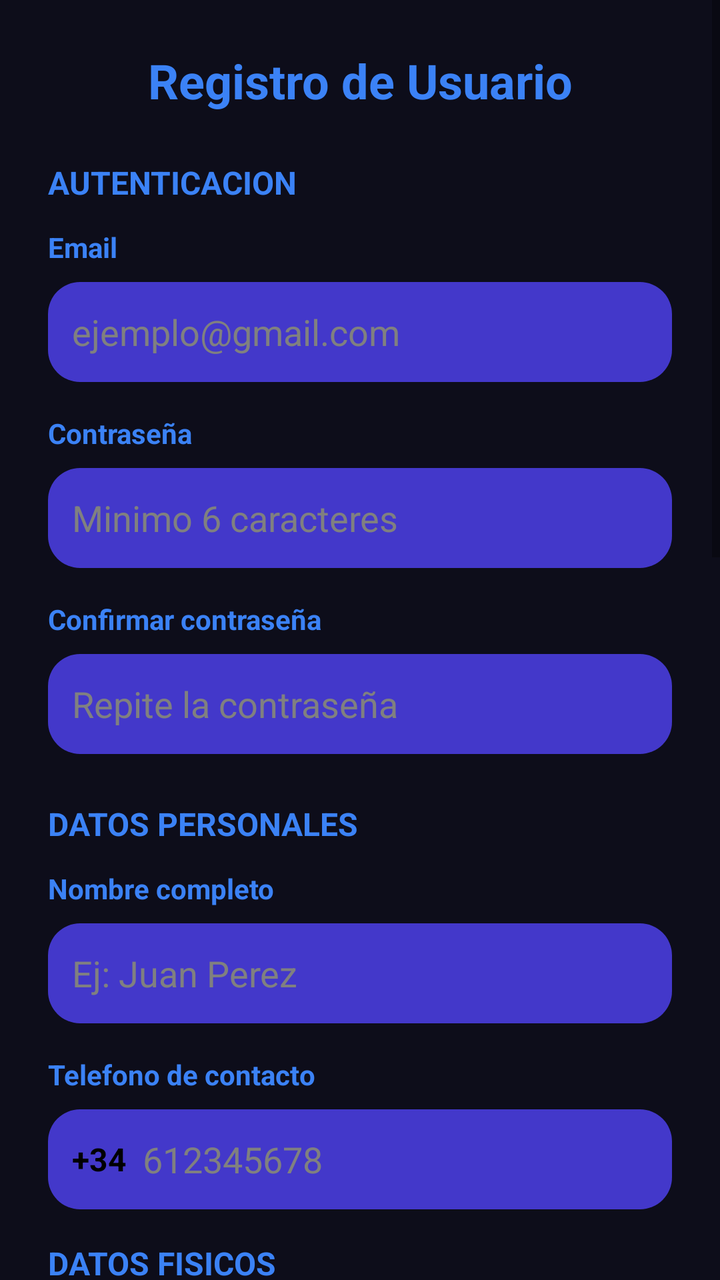
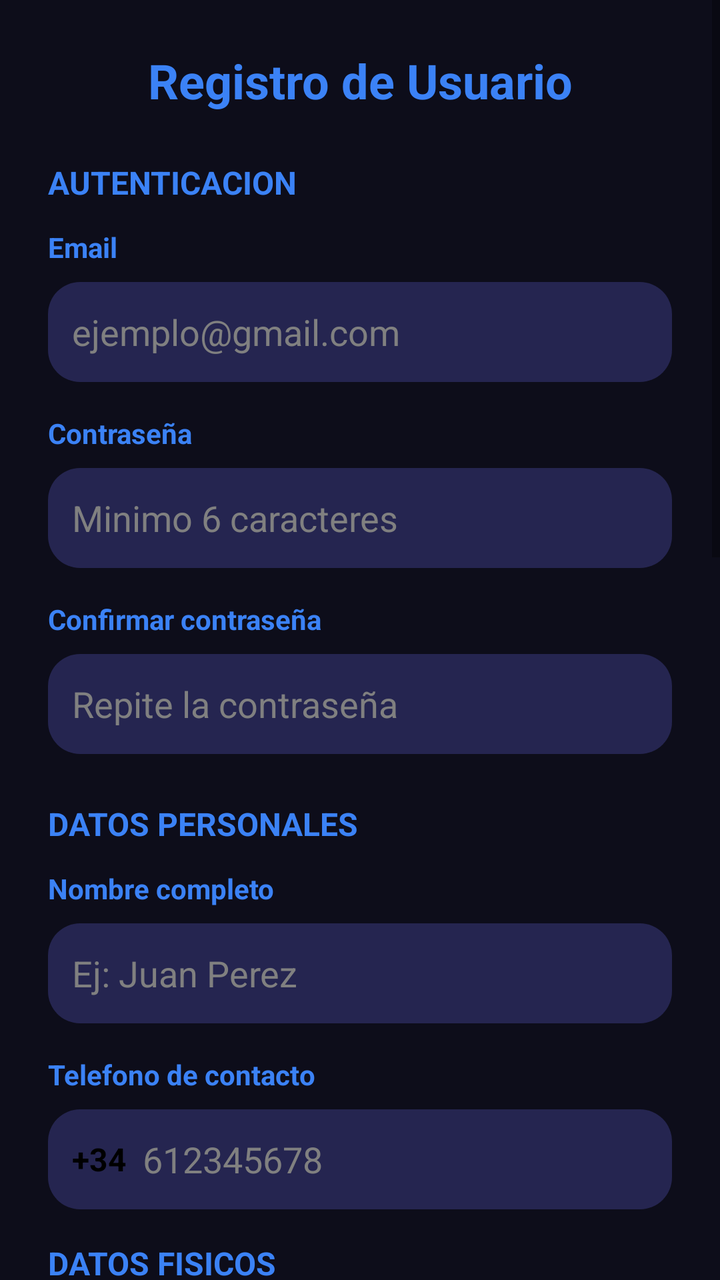

Screens rendered from an Android XML layout before and after an edit, with the pre-edit source and the edit as a unified diff.
<!-- AndroidManifest.xml: application theme Theme.GimnasioPro -->
<!-- res/layout/activity_register_cliente.xml -->
<?xml version="1.0" encoding="utf-8"?>

<ScrollView xmlns:android="http://schemas.android.com/apk/res/android"
    android:layout_width="match_parent"
    android:layout_height="match_parent"
    android:background="@color/dark_green_background"
    android:fillViewport="true">

    <LinearLayout
        android:layout_width="match_parent"
        android:layout_height="wrap_content"
        android:orientation="vertical"
        android:padding="24dp">

        <TextView
            android:layout_width="match_parent"
            android:layout_height="wrap_content"
            android:text="Registro de Usuario"
            android:textSize="24sp"
            android:textStyle="bold"
            android:textColor="@color/accent_blue"
            android:gravity="center"
            android:layout_marginBottom="24dp" />

        <TextView
            android:layout_width="match_parent"
            android:layout_height="wrap_content"
            android:text="AUTENTICACION"
            android:textSize="16sp"
            android:textColor="@color/accent_blue"
            android:textStyle="bold"
            android:layout_marginBottom="12dp" />

        <TextView
            android:layout_width="match_parent"
            android:layout_height="wrap_content"
            android:text="Email"
            android:textSize="14sp"
            android:textColor="@color/accent_blue"
            android:textStyle="bold"
            android:layout_marginBottom="8dp" />

        <EditText
            android:id="@+id/etEmail"
            android:layout_width="match_parent"
            android:layout_height="50dp"
            android:hint="ejemplo@gmail.com"
            android:textColor="#000000"
            android:textColorHint="#808080"
            android:background="@drawable/bg_card_trainer"
            android:padding="12dp"
            android:inputType="textEmailAddress"
            android:maxLines="1"
            android:layout_marginBottom="16dp" />

        <TextView
            android:layout_width="match_parent"
            android:layout_height="wrap_content"
            android:text="Contraseña"
            android:textSize="14sp"
            android:textColor="@color/accent_blue"
            android:textStyle="bold"
            android:layout_marginBottom="8dp" />

        <EditText
            android:id="@+id/etPassword"
            android:layout_width="match_parent"
            android:layout_height="50dp"
            android:hint="Minimo 6 caracteres"
            android:textColor="#000000"
            android:textColorHint="#808080"
            android:background="@drawable/bg_card_trainer"
            android:padding="12dp"
            android:inputType="textPassword"
            android:maxLines="1"
            android:layout_marginBottom="16dp" />

        <TextView
            android:layout_width="match_parent"
            android:layout_height="wrap_content"
            android:text="Confirmar contraseña"
            android:textSize="14sp"
            android:textColor="@color/accent_blue"
            android:textStyle="bold"
            android:layout_marginBottom="8dp" />

        <EditText
            android:id="@+id/etPasswordConfirm"
            android:layout_width="match_parent"
            android:layout_height="50dp"
            android:hint="Repite la contraseña"
            android:textColor="#000000"
            android:textColorHint="#808080"
            android:background="@drawable/bg_card_trainer"
            android:padding="12dp"
            android:inputType="textPassword"
            android:maxLines="1"
            android:layout_marginBottom="24dp" />

        <TextView
            android:layout_width="match_parent"
            android:layout_height="wrap_content"
            android:text="DATOS PERSONALES"
            android:textSize="16sp"
            android:textColor="@color/accent_blue"
            android:textStyle="bold"
            android:layout_marginBottom="12dp" />

        <TextView
            android:layout_width="match_parent"
            android:layout_height="wrap_content"
            android:text="Nombre completo"
            android:textSize="14sp"
            android:textColor="@color/accent_blue"
            android:textStyle="bold"
            android:layout_marginBottom="8dp" />

        <EditText
            android:id="@+id/etNombre"
            android:layout_width="match_parent"
            android:layout_height="50dp"
            android:hint="Ej: Juan Perez"
            android:textColor="#000000"
            android:textColorHint="#808080"
            android:background="@drawable/bg_card_trainer"
            android:padding="12dp"
            android:inputType="textPersonName"
            android:maxLines="1"
            android:layout_marginBottom="16dp" />

        <TextView
            android:layout_width="match_parent"
            android:layout_height="wrap_content"
            android:text="Telefono de contacto"
            android:textSize="14sp"
            android:textColor="@color/accent_blue"
            android:textStyle="bold"
            android:layout_marginBottom="8dp" />

        <LinearLayout
            android:layout_width="match_parent"
            android:layout_height="50dp"
            android:orientation="horizontal"
            android:gravity="center_vertical"
            android:background="@drawable/bg_card_trainer"
            android:paddingStart="12dp"
            android:paddingEnd="12dp"
            android:layout_marginBottom="16dp">

            <TextView
                android:layout_width="wrap_content"
                android:layout_height="wrap_content"
                android:text="+34"
                android:textSize="16sp"
                android:textColor="#000000"
                android:textStyle="bold"
                android:paddingEnd="8dp" />

            <EditText
                android:id="@+id/etTelefono"
                android:layout_width="0dp"
                android:layout_height="match_parent"
                android:layout_weight="1"
                android:hint="612345678"
                android:textColor="#000000"
                android:textColorHint="#808080"
                android:background="@null"
                android:inputType="phone"
                android:maxLength="9"
                android:maxLines="1" />
        </LinearLayout>

        <TextView
            android:layout_width="match_parent"
            android:layout_height="wrap_content"
            android:text="DATOS FISICOS"
            android:textSize="16sp"
            android:textColor="@color/accent_blue"
            android:textStyle="bold"
            android:layout_marginBottom="12dp" />

        <LinearLayout
            android:layout_width="match_parent"
            android:layout_height="wrap_content"
            android:orientation="horizontal"
            android:layout_marginBottom="16dp">

            <LinearLayout
                android:layout_width="0dp"
                android:layout_height="wrap_content"
                android:layout_weight="1"
                android:orientation="vertical"
                android:layout_marginEnd="8dp">

                <TextView
                    android:layout_width="match_parent"
                    android:layout_height="wrap_content"
                    android:text="Peso (kg)"
                    android:textSize="14sp"
                    android:textColor="@color/accent_blue"
                    android:textStyle="bold"
                    android:layout_marginBottom="8dp" />

                <EditText
                    android:id="@+id/etPeso"
                    android:layout_width="match_parent"
                    android:layout_height="50dp"
                    android:hint="75.5"
                    android:textColor="#000000"
                    android:textColorHint="#808080"
                    android:background="@drawable/bg_card_trainer"
                    android:padding="12dp"
                    android:inputType="numberDecimal"
                    android:maxLines="1" />
            </LinearLayout>

            <LinearLayout
                android:layout_width="0dp"
                android:layout_height="wrap_content"
                android:layout_weight="1"
                android:orientation="vertical"
                android:layout_marginStart="8dp">

                <TextView
                    android:layout_width="match_parent"
                    android:layout_height="wrap_content"
                    android:text="Altura (cm)"
                    android:textSize="14sp"
                    android:textColor="@color/accent_blue"
                    android:textStyle="bold"
                    android:layout_marginBottom="8dp" />

                <EditText
                    android:id="@+id/etAltura"
                    android:layout_width="match_parent"
                    android:layout_height="50dp"
                    android:hint="175"
                    android:textColor="#000000"
                    android:textColorHint="#808080"
                    android:background="@drawable/bg_card_trainer"
                    android:padding="12dp"
                    android:inputType="numberDecimal"
                    android:maxLines="1" />
            </LinearLayout>
        </LinearLayout>

        <TextView
            android:layout_width="match_parent"
            android:layout_height="wrap_content"
            android:text="Edad"
            android:textSize="14sp"
            android:textColor="@color/accent_blue"
            android:textStyle="bold"
            android:layout_marginBottom="8dp" />

        <EditText
            android:id="@+id/etEdad"
            android:layout_width="match_parent"
            android:layout_height="50dp"
            android:hint="25"
            android:textColor="#000000"
            android:textColorHint="#808080"
            android:background="@drawable/bg_card_trainer"
            android:padding="12dp"
            android:inputType="number"
            android:maxLines="1"
            android:layout_marginBottom="16dp" />

        <TextView
            android:layout_width="match_parent"
            android:layout_height="wrap_content"
            android:text="Genero"
            android:textSize="14sp"
            android:textColor="@color/accent_blue"
            android:textStyle="bold"
            android:layout_marginBottom="8dp" />

        <Spinner
            android:id="@+id/spinnerGenero"
            android:layout_width="match_parent"
            android:layout_height="50dp"
            android:background="@drawable/bg_card_trainer"
            android:paddingStart="12dp"
            android:paddingEnd="12dp"
            android:entries="@array/generos"
            android:layout_marginBottom="16dp" />

        <TextView
            android:layout_width="match_parent"
            android:layout_height="wrap_content"
            android:text="OBJETIVO"
            android:textSize="16sp"
            android:textColor="@color/accent_blue"
            android:textStyle="bold"
            android:layout_marginBottom="12dp" />

        <TextView
            android:layout_width="match_parent"
            android:layout_height="wrap_content"
            android:text="Que quieres conseguir"
            android:textSize="14sp"
            android:textColor="@color/accent_blue"
            android:textStyle="bold"
            android:layout_marginBottom="8dp" />

        <Spinner
            android:id="@+id/spinnerObjetivo"
            android:layout_width="match_parent"
            android:layout_height="50dp"
            android:background="@drawable/bg_card_trainer"
            android:paddingStart="12dp"
            android:paddingEnd="12dp"
            android:entries="@array/objetivos"
            android:layout_marginBottom="16dp" />

        <TextView
            android:layout_width="match_parent"
            android:layout_height="wrap_content"
            android:text="Nivel de experiencia"
            android:textSize="14sp"
            android:textColor="@color/accent_blue"
            android:textStyle="bold"
            android:layout_marginBottom="8dp" />

        <Spinner
            android:id="@+id/spinnerNivel"
            android:layout_width="match_parent"
            android:layout_height="50dp"
            android:background="@drawable/bg_card_trainer"
            android:paddingStart="12dp"
            android:paddingEnd="12dp"
            android:entries="@array/niveles"
            android:layout_marginBottom="16dp" />

        <TextView
            android:layout_width="match_parent"
            android:layout_height="wrap_content"
            android:text="Foto de perfil (opcional)"
            android:textSize="14sp"
            android:textColor="@color/text_light_gray"
            android:textStyle="bold"
            android:layout_marginBottom="8dp" />

        <LinearLayout
            android:layout_width="match_parent"
            android:layout_height="wrap_content"
            android:orientation="horizontal"
            android:gravity="center_vertical"
            android:layout_marginBottom="24dp">

            <ImageView
                android:id="@+id/ivFotoPerfil"
                android:layout_width="80dp"
                android:layout_height="80dp"
                android:background="@drawable/bg_card_trainer"
                android:scaleType="centerCrop"
                android:src="@android:drawable/ic_menu_gallery"
                android:contentDescription="Foto de perfil" />

            <Button
                android:id="@+id/btnSeleccionarFoto"
                android:layout_width="0dp"
                android:layout_height="50dp"
                android:layout_weight="1"
                android:layout_marginStart="16dp"
                android:text="Seleccionar foto"
                android:textColor="@color/text_on_button"
                android:background="@drawable/bg_card_trainer"
                android:textSize="14sp" />
        </LinearLayout>

        <TextView
            android:layout_width="match_parent"
            android:layout_height="wrap_content"
            android:text="Recibiras un email para verificar tu cuenta"
            android:textSize="11sp"
            android:textColor="@color/text_light_gray"
            android:textStyle="italic"
            android:layout_marginBottom="16dp" />

        <ProgressBar
            android:id="@+id/progressBar"
            android:layout_width="40dp"
            android:layout_height="40dp"
            android:layout_gravity="center"
            android:visibility="gone"
            android:layout_marginBottom="16dp" />

        
        <LinearLayout
            android:layout_width="match_parent"
            android:layout_height="wrap_content"
            android:orientation="horizontal"
            android:gravity="center_vertical"
            android:layout_marginTop="16dp"
            android:layout_marginBottom="8dp"
            android:paddingStart="16dp"
            android:paddingEnd="16dp">

            <CheckBox
                android:id="@+id/checkboxTerminos"
                android:layout_width="wrap_content"
                android:layout_height="wrap_content"
                android:buttonTint="@color/accent_color" />

            <TextView
                android:id="@+id/tvTerminos"
                android:layout_width="0dp"
                android:layout_height="wrap_content"
                android:layout_weight="1"
                android:layout_marginStart="8dp"
                android:text="Acepto los Términos y Condiciones y Política de Privacidad"
                android:textColor="@color/text_primary"
                android:textSize="14sp"
                android:clickable="true"
                android:focusable="true" />
        </LinearLayout>

        <Button
            android:id="@+id/btnRegistrar"
            android:layout_width="match_parent"
            android:layout_height="60dp"
            android:text="CREAR CUENTA Y REGISTRARSE"
            android:textColor="@color/text_on_button"
            android:textStyle="bold"
            android:textSize="16sp"
            android:background="@drawable/bg_card_trainer"
            android:elevation="8dp"
            android:stateListAnimator="@null" />

    </LinearLayout>

</ScrollView>
<!-- resources referenced by this layout -->
<resources>
  <string-array name="generos">
          <item>Masculino</item>
          <item>Femenino</item>
          <item>Otro</item>
          <item>Prefiero no decir</item>
      </string-array>
  <string-array name="niveles">
          <item>Principiante</item>
          <item>Intermedio</item>
          <item>Avanzado</item>
      </string-array>
  <string-array name="objetivos">
          <item>Pérdida de peso</item>
          <item>Ganancia muscular</item>
          <item>Tonificación</item>
          <item>Mejorar resistencia</item>
          <item>Mantenimiento</item>
          <item>Flexibilidad</item>
          <item>Preparación deportiva</item>
          <item>Rehabilitación</item>
      </string-array>
  <color name="accent_blue">#3B82F6</color>
  <color name="accent_color">@color/accent_purple</color>
  <color name="dark_green_background">@color/dark_background</color>
  <color name="text_light_gray">@color/text_secondary</color>
  <color name="text_on_button">#FF000000</color>
  <color name="text_primary">#FFFFFF</color>
  <!-- drawable bg_card_trainer (drawable) -->
  <?xml version="1.0" encoding="utf-8"?>
  
  <shape xmlns:android="http://schemas.android.com/apk/res/android"
      android:shape="rectangle">
      <solid android:color="@color/card_trainer" />
      <corners android:radius="16dp" />
  </shape>
  <style name="Theme.GimnasioPro" parent="Theme.MaterialComponents.Light.NoActionBar">
          
          <item name="colorPrimary">@color/electric_green_button</item>
          <item name="colorPrimaryDark">@color/dark_green_background</item>
          <item name="colorAccent">@color/electric_green_button</item>
          <item name="colorOnPrimary">@color/text_on_button</item>
          <item name="android:windowBackground">@color/dark_green_background</item>
          <item name="android:statusBarColor">@color/dark_green_background</item>
          <item name="android:navigationBarColor">@color/dark_green_background</item>
          <item name="android:fitsSystemWindows">true</item>
      </style>
  <color name="accent_purple">#6B5CE7</color>
  <color name="dark_background">#0D0D1A</color>
  <color name="text_secondary">#A1A1AA</color>
  <color name="card_trainer">#4338CA</color>
  <color name="electric_green_button">@color/accent_green</color>
  <color name="accent_green">#4ADE80</color>
</resources>

<!-- the commit's change to res/layout/activity_register_cliente.xml (unified diff, before → after) -->
@@ -3,7 +3,6 @@
 <ScrollView xmlns:android="http://schemas.android.com/apk/res/android"
     android:layout_width="match_parent"
     android:layout_height="match_parent"
-    android:background="@color/dark_green_background"
     android:fillViewport="true">
 
     <LinearLayout
@@ -183,7 +182,8 @@
             android:layout_width="match_parent"
             android:layout_height="wrap_content"
             android:orientation="horizontal"
-            android:layout_marginBottom="16dp">
+            android:layout_marginBottom="16dp"
+            android:baselineAligned="false">
 
             <LinearLayout
                 android:layout_width="0dp"
@@ -346,7 +346,8 @@
             android:layout_height="wrap_content"
             android:orientation="horizontal"
             android:gravity="center_vertical"
-            android:layout_marginBottom="24dp">
+            android:layout_marginBottom="24dp"
+            android:baselineAligned="false">
 
             <ImageView
                 android:id="@+id/ivFotoPerfil"
<!-- resource entries referenced after the edit -->
@@ -24,6 +24,7 @@
   <color name="accent_blue">#3B82F6</color>
   <color name="accent_color">@color/accent_purple</color>
   <color name="dark_green_background">@color/dark_background</color>
+  <color name="card_dark_secondary">#252550</color>
   <color name="text_light_gray">@color/text_secondary</color>
   <color name="text_on_button">#FF000000</color>
   <color name="text_primary">#FFFFFF</color>
@@ -49,7 +50,7 @@
   <color name="accent_purple">#6B5CE7</color>
   <color name="dark_background">#0D0D1A</color>
   <color name="text_secondary">#A1A1AA</color>
-  <color name="card_trainer">#4338CA</color>
+  <color name="card_trainer">@color/card_dark_secondary</color>
   <color name="electric_green_button">@color/accent_green</color>
   <color name="accent_green">#4ADE80</color>
 </resources>
